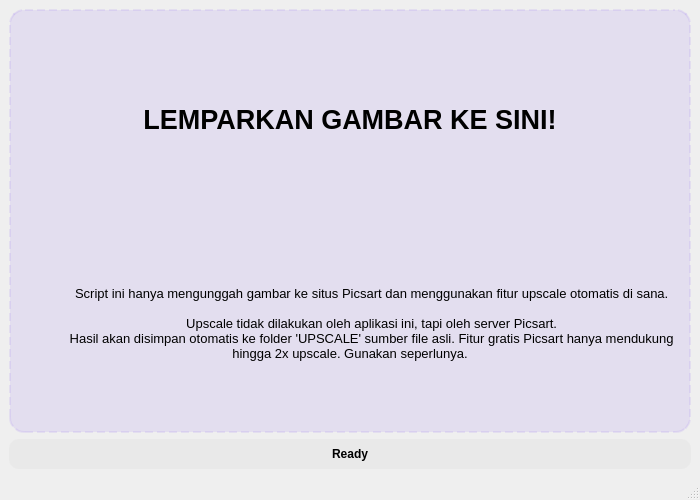
Before: the Qt Designer form App/main_window.ui in mudrikam/SotongHD, drawn with Qt 5.
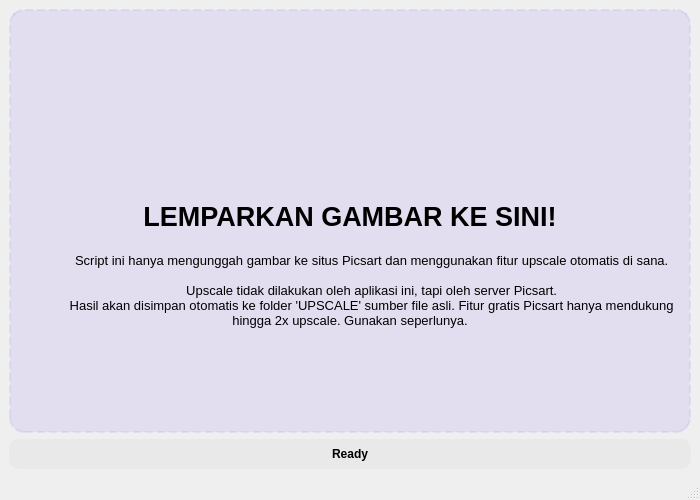
After: the same form once the commit is applied. Icons and pictures are not drawn.

Commit message: Add icon display to main window and adjust layout in stats dialog

Patch:
```diff
--- a/App/main_window.ui
+++ b/App/main_window.ui
@@ -40,6 +40,47 @@
          <enum>QFrame::Raised</enum>
         </property>
         <layout class="QVBoxLayout" name="dropAreaLayout">
+         <item>
+          <spacer name="verticalSpacer">
+           <property name="orientation">
+            <enum>Qt::Vertical</enum>
+           </property>
+           <property name="sizeHint" stdset="0">
+            <size>
+             <width>20</width>
+             <height>40</height>
+            </size>
+           </property>
+          </spacer>
+         </item>
+         <item>
+          <widget class="QLabel" name="iconLabel">
+           <property name="sizePolicy">
+            <sizepolicy hsizetype="Preferred" vsizetype="Fixed">
+             <horstretch>0</horstretch>
+             <verstretch>0</verstretch>
+            </sizepolicy>
+           </property>
+           <property name="minimumSize">
+            <size>
+             <width>96</width>
+             <height>96</height>
+            </size>
+           </property>
+           <property name="text">
+            <string/>
+           </property>
+           <property name="pixmap">
+            <pixmap>../sotonghd.ico</pixmap>
+           </property>
+           <property name="scaledContents">
+            <bool>false</bool>
+           </property>
+           <property name="alignment">
+            <set>Qt::AlignCenter</set>
+           </property>
+          </widget>
+         </item>
          <item>
           <widget class="QLabel" name="titleLabel">
            <property name="font">
@@ -80,6 +121,19 @@
            </property>
           </widget>
          </item>
+         <item>
+          <spacer name="verticalSpacer_2">
+           <property name="orientation">
+            <enum>Qt::Vertical</enum>
+           </property>
+           <property name="sizeHint" stdset="0">
+            <size>
+             <width>20</width>
+             <height>40</height>
+            </size>
+           </property>
+          </spacer>
+         </item>
         </layout>
        </widget>
       </item>     </layout>
```
Left out of the diff: 5 changed lines with no effect on the pictures. The commit also changes 2 other files.
